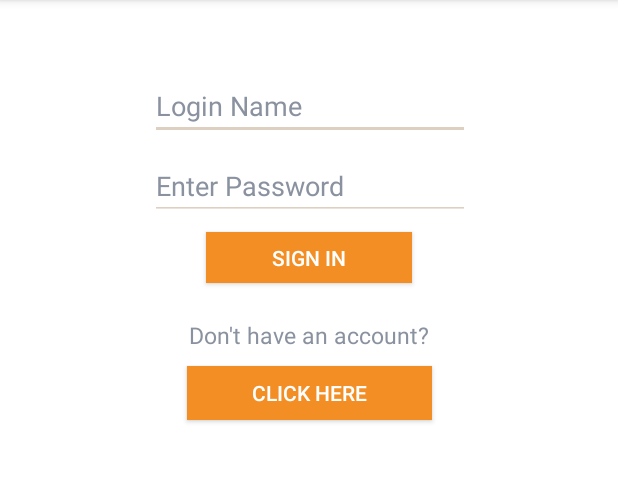
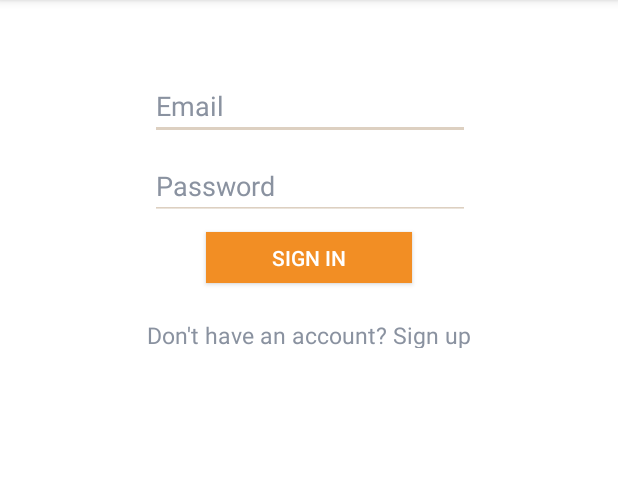
Before and after one commit to lnguyent01/Hitch, an Android app: the screen it shows after launch (LogInActivity), on a phone screen of 412 x 824 dp, the part 84-566 px from its top. Run offline under Robolectric (Android 15) with nearby library versions, the phone set to English and light mode, and no system bars; our stand-ins replace Firebase (no records; nobody signed in at launch, a user with empty details on screens opened directly).

Commit message:
added login and signup feature

```diff
--- a/app/src/main/java/chub45/benson/hitch/LogInActivity.java
+++ b/app/src/main/java/chub45/benson/hitch/LogInActivity.java
@@ -1,44 +1,98 @@
 package chub45.benson.hitch;
 
 import android.content.Intent;
+import android.support.annotation.NonNull;
 import android.support.v7.app.AppCompatActivity;
 import android.os.Bundle;
 import android.view.View;
 import android.widget.Button;
 import android.widget.EditText;
+import android.widget.ProgressBar;
+import android.util.Patterns;
+import android.widget.Toast;
 
-public class LogInActivity extends AppCompatActivity {
+import com.google.android.gms.tasks.OnCompleteListener;
+import com.google.android.gms.tasks.Task;
+import com.google.firebase.auth.AuthResult;
+import com.google.firebase.auth.FirebaseAuth;
+
+public class LogInActivity extends AppCompatActivity implements View.OnClickListener {
+
+    FirebaseAuth mAuth;
+    EditText emailText, passText;
+    ProgressBar progressBar;
+
     @Override
     protected void onCreate(Bundle savedInstanceState) {
         super.onCreate(savedInstanceState);
         setContentView(R.layout.activity_log_in);
 
-        //Create log in button and wait until user clicks button with entered information
-        Button signInButton = (Button) findViewById(R.id.signInButton);
-        signInButton.setOnClickListener(new View.OnClickListener() {
+        emailText = (EditText) findViewById(R.id.emailText);
+        passText = (EditText) findViewById(R.id.passText);
+        progressBar = (ProgressBar) findViewById(R.id.progressBar);
+
+        mAuth = FirebaseAuth.getInstance();
+
+        findViewById(R.id.signupTextView).setOnClickListener(this);
+        findViewById(R.id.signInButton).setOnClickListener(this);
+    }
+
+    private void userLogin() {
+
+        String email = emailText.getText().toString().trim();
+        String password = passText.getText().toString().trim();
+
+        if (email.isEmpty()) {
+            emailText.setError("Email is required.");
+            emailText.requestFocus();
+            return;
+        }
+        //if email entered is not valid
+        if(!Patterns.EMAIL_ADDRESS.matcher(email).matches()) {
+            emailText.setError("Please enter a valid email.");
+            emailText.requestFocus();
+            return;
+        }
+
+        if (password.isEmpty()) {
+            passText.setError("Password is required.");
+            passText.requestFocus();
+            return;
+        }
+        //min password length for firebase auth = 6
+        if (password.length() < 6) {
+            passText.setError("Minimum length if password is 6.");
+            passText.requestFocus();
+            return;
+        }
+
+        progressBar.setVisibility(View.VISIBLE);
+        mAuth.signInWithEmailAndPassword(email, password).addOnCompleteListener(new OnCompleteListener<AuthResult>() {
             @Override
-            public void onClick(View view) {
-                //Sends information to server and saves info, as long as username
-                EditText userNameText = (EditText) findViewById(R.id.usernameText);
-                EditText passwordText = (EditText) findViewById(R.id.passwordText);
-                if(true){ //if user is identified from database, sends user to navigation activity
-                    Intent navigationIntent = new Intent(getApplicationContext(), NavigationActivity.class);
-                    startActivity(navigationIntent);
+            public void onComplete(@NonNull Task<AuthResult> task) {
+                if (task.isSuccessful()) {
+                    //if user successfully logs in, send to postings activity page (?)
+                    //Intent intent = new Intent(LogInActivity.this, **new.class**);
+
+                    // Closes all other activities once log in(aka signup and login activities)
+                    //intent.addFlags(Intent.FLAG_ACTIVITY_CLEAR_TOP);
                 }
-
-
-            }
-        });
-
-        //Create sign up button and wait until user clicks this button
-        Button signUpButton = (Button) findViewById(R.id.signUpButton);
-        signUpButton.setOnClickListener(new View.OnClickListener() {
-            @Override
-            public void onClick(View view) {
-                //Opens sign up activity for users to sign up by entering information
-                Intent signUpIntent = new Intent(getApplicationContext(), SignUpActivity.class);
-                startActivity(signUpIntent);
+                else {
+                    Toast.makeText(getApplicationContext(), task.getException().getMessage(), Toast.LENGTH_SHORT).show();
+                }
             }
         });
     }
+
+    @Override
+    public void onClick(View view) {
+        switch(view.getId()) {
+            case R.id.signupTextView:
+                startActivity(new Intent(this, SignUpActivity.class));
+                break;
+            case R.id.signInButton:
+                userLogin();
+                break;
+        }
+    }
 }
--- a/app/src/main/res/layout/activity_log_in.xml
+++ b/app/src/main/res/layout/activity_log_in.xml
@@ -16,8 +16,8 @@
         android:layout_marginTop="48dp"
         android:backgroundTint="#ddd0c1"
         android:ems="10"
-        android:hint="Login Name"
-        android:inputType="textPersonName"
+        android:hint="Email"
+        android:inputType="textEmailAddress"
         android:selectAllOnFocus="false"
         android:singleLine="false"
         android:textColorHint="#8a92a0"
@@ -35,7 +35,7 @@
         android:layout_marginTop="8dp"
         android:backgroundTint="#ddd0c1"
         android:ems="10"
-        android:hint="Enter Password"
+        android:hint="Password"
         android:inputType="textPassword"
         android:textColorHint="#8a92a0"
         app:layout_constraintEnd_toEndOf="parent"
@@ -64,7 +64,7 @@
         android:layout_marginEnd="8dp"
         android:layout_marginStart="8dp"
         android:layout_marginTop="24dp"
-        android:text="Don't have an account?"
+        android:text="Don't have an account? Sign up"
         android:textAppearance="@style/TextAppearance.AppCompat.Caption"
         android:textColor="#8a92a0"
         android:textSize="15sp"
@@ -73,23 +73,12 @@
         app:layout_constraintStart_toStartOf="parent"
         app:layout_constraintTop_toBottomOf="@+id/signInButton" />
 
-    <Button
-        android:id="@+id/signUpButton"
-        android:layout_width="163dp"
-        android:layout_height="36dp"
-        android:layout_marginBottom="8dp"
-        android:layout_marginEnd="8dp"
-        android:layout_marginStart="8dp"
-        android:layout_marginTop="12dp"
-        android:background="@color/colorPrimary"
-        android:text="click here"
-        android:textColor="@android:color/white"
-        android:visibility="visible"
-        app:layout_constraintBottom_toBottomOf="parent"
-        app:layout_constraintEnd_toEndOf="parent"
-        app:layout_constraintHorizontal_bias="0.502"
-        app:layout_constraintStart_toStartOf="parent"
-        app:layout_constraintTop_toBottomOf="@+id/signupTextView"
-        app:layout_constraintVertical_bias="0.0" />
+    <ProgressBar
+        android:id="@+id/progressBar"
+        android:layout_width="wrap_content"
+        android:layout_height="wrap_content"
+        android:layout_centerHorizontal="true"
+        android:layout_centerVertical="true"
+        android:visibility="gone" />
 
 </android.support.constraint.ConstraintLayout>
--- a/build.gradle
+++ b/build.gradle
@@ -12,6 +12,7 @@ buildscript {
 
         // NOTE: Do not place your application dependencies here; they belong
         // in the individual module build.gradle files
+        classpath 'com.google.gms:google-services:3.1.0'
     }
 }
 
```
Also changed, not shown: app/build.gradle (+7 -0 lines), app/src/main/java/chub45/benson/hitch/SignUpActivity.java (+82 -24 lines), app/src/main/res/layout/activity_sign_up.xml (+25 -16 lines), 1 other file.
